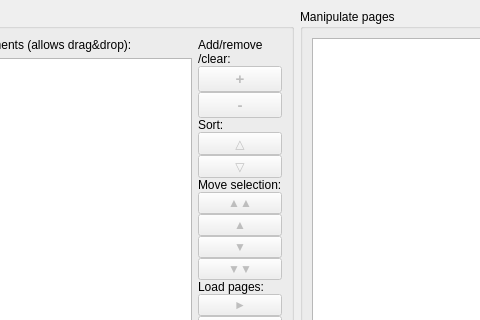
Old version of the form wndmain.ui in the repository ronanpaixao/PyPDFTK; both pictures show x 97 to 577 and y 0 to 320 of the 955 by 631 pixel window.
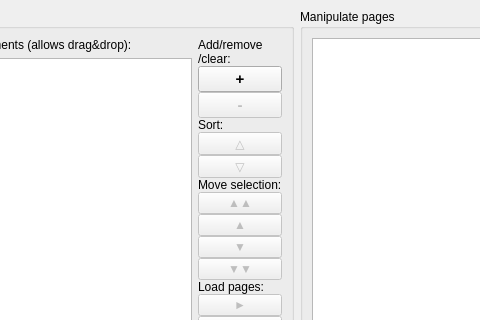
New version of the form. Custom widgets are drawn as their Qt base class.

Commit message: Implement Open File dialog

What changed in the file:
```diff
--- a/wndmain.ui
+++ b/wndmain.ui
@@ -61,7 +61,7 @@
          <item>
           <widget class="QPushButton" name="btnFileAdd">
            <property name="enabled">
-            <bool>false</bool>
+            <bool>true</bool>
            </property>
            <property name="minimumSize">
             <size>
```
The commit also changes 1 other file.
